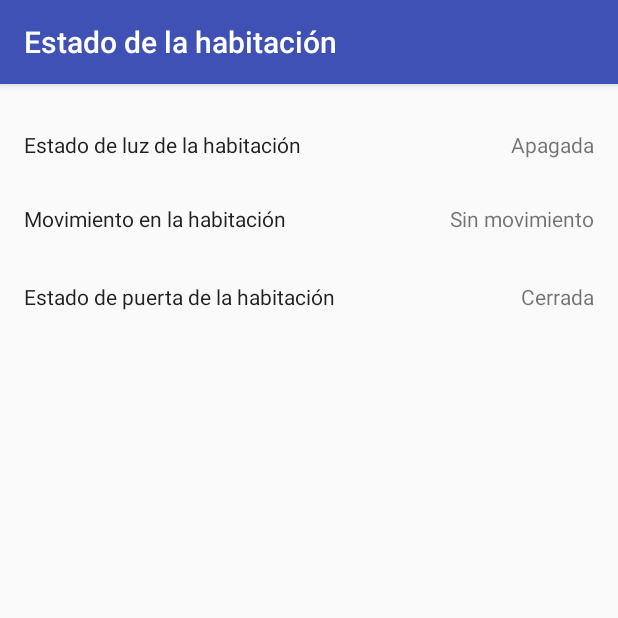
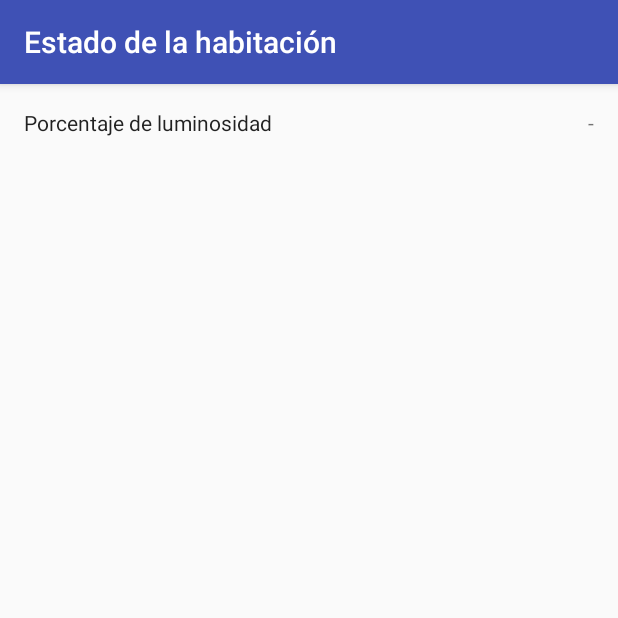
Before and after one commit to pabloL0pez/control-de-habitacion-integrado, an Android app: the screen it shows after launch (EstadoActivity), after a tap on "VER ESTADO DE LA HABITACIÓN", on a phone screen of 412 x 824 dp, the top half of it. Run offline under Robolectric (Android 15) with nearby library versions, the phone set to English and light mode, and no system bars; 3 statements that could not run were skipped.

Commit message:
Implementacion de log y estado de hab. en app

```diff
--- a/Android/app/src/main/java/ar/com/so_unlam/chiapp/EstadoActivity.java
+++ b/Android/app/src/main/java/ar/com/so_unlam/chiapp/EstadoActivity.java
@@ -2,6 +2,7 @@ package ar.com.so_unlam.chiapp;
 
 import android.os.Bundle;
 import android.support.v7.app.AppCompatActivity;
+import android.widget.TextView;
 
 import org.json.JSONException;
 import org.json.JSONObject;
@@ -10,7 +11,27 @@ public class EstadoActivity extends AppCompatActivity {
 
     @Override
     protected void onCreate(Bundle savedInstanceState) {
+
+        String jotaSonString;
+        JSONObject jotaSon;
+        TextView luminosidad;
+        String valorLuminosidad = "-";
+
+        luminosidad = findViewById(R.id.porcentajeLuminosidad);
+
         super.onCreate(savedInstanceState);
         setContentView(R.layout.activity_estado);
+
+        String[] parametros = {"api/configs/5b3c48f8caaafe0bf38279c6", "GET", null}; // Servirá el mismo método que usamos para hacer los put? Porque en los parámetros mandamos un JSON y ahora no hace falta porque es un GET
+        jotaSonString = new AsyncTaskTest().doInBackground(parametros);
+
+        try {
+            jotaSon = new JSONObject(jotaSonString);
+            valorLuminosidad = jotaSon.getString("value");
+        } catch (JSONException e) {
+            e.printStackTrace();
+        }
+
+        luminosidad.setText(valorLuminosidad);
     }
 }
--- a/Android/app/src/main/java/ar/com/so_unlam/chiapp/MainActivity.java
+++ b/Android/app/src/main/java/ar/com/so_unlam/chiapp/MainActivity.java
@@ -30,11 +30,11 @@ public class MainActivity extends AppCompatActivity implements SensorEventListen
     private float ultimoX;
     private float ultimoY;
     private float ultimoZ;
-    private String habitacion;
     private Boolean isFirstTime = true;
 
     @Override
     protected void onCreate(Bundle savedInstanceState) {
+        String habitacion;
         super.onCreate(savedInstanceState);
         setContentView(R.layout.activity_main);
         setTitle("CHIApp");
--- a/Android/app/src/main/res/layout/activity_estado.xml
+++ b/Android/app/src/main/res/layout/activity_estado.xml
@@ -10,74 +10,22 @@
         android:id="@+id/etiquetaLuz"
         android:layout_width="wrap_content"
         android:layout_height="wrap_content"
-        android:layout_marginBottom="8dp"
         android:layout_marginLeft="16dp"
         android:layout_marginStart="16dp"
-        android:layout_marginTop="8dp"
-        android:text="Estado de luz de la habitación"
-        android:textAppearance="@style/TextAppearance.AppCompat"
-        app:layout_constraintBottom_toTopOf="@+id/etiquetaMovimiento"
-        app:layout_constraintStart_toStartOf="parent"
-        app:layout_constraintTop_toTopOf="parent"
-        app:layout_constraintVertical_bias="0.513" />
-
-    <TextView
-        android:id="@+id/etiquetaMovimiento"
-        android:layout_width="wrap_content"
-        android:layout_height="wrap_content"
-        android:layout_marginLeft="16dp"
-        android:layout_marginStart="16dp"
-        android:layout_marginTop="80dp"
-        android:text="Movimiento en la habitación"
+        android:layout_marginTop="16dp"
+        android:text="Porcentaje de luminosidad"
         android:textAppearance="@style/TextAppearance.AppCompat"
         app:layout_constraintStart_toStartOf="parent"
         app:layout_constraintTop_toTopOf="parent" />
 
     <TextView
-        android:id="@+id/etiquetaPuerta"
+        android:id="@+id/porcentajeLuminosidad"
         android:layout_width="wrap_content"
-        android:layout_height="wrap_content"
-        android:layout_marginLeft="16dp"
-        android:layout_marginStart="16dp"
-        android:layout_marginTop="132dp"
-        android:text="Estado de puerta de la habitación"
-        android:textAppearance="@style/TextAppearance.AppCompat"
-        app:layout_constraintStart_toStartOf="parent"
-        app:layout_constraintTop_toTopOf="parent" />
-
-    <TextView
-        android:id="@+id/textView4"
-        android:layout_width="wrap_content"
-        android:layout_height="wrap_content"
-        android:layout_marginBottom="8dp"
+        android:layout_height="15dp"
         android:layout_marginEnd="16dp"
         android:layout_marginRight="16dp"
-        android:layout_marginTop="8dp"
-        android:text="Apagada"
-        app:layout_constraintBottom_toTopOf="@+id/textView5"
-        app:layout_constraintEnd_toEndOf="parent"
-        app:layout_constraintTop_toTopOf="parent"
-        app:layout_constraintVertical_bias="0.511" />
-
-    <TextView
-        android:id="@+id/textView5"
-        android:layout_width="wrap_content"
-        android:layout_height="wrap_content"
-        android:layout_marginEnd="16dp"
-        android:layout_marginRight="16dp"
-        android:layout_marginTop="80dp"
-        android:text="Sin movimiento"
-        app:layout_constraintEnd_toEndOf="parent"
-        app:layout_constraintTop_toTopOf="parent" />
-
-    <TextView
-        android:id="@+id/textView6"
-        android:layout_width="wrap_content"
-        android:layout_height="wrap_content"
-        android:layout_marginEnd="16dp"
-        android:layout_marginRight="16dp"
-        android:layout_marginTop="132dp"
-        android:text="Cerrada"
+        android:layout_marginTop="16dp"
+        android:text="-"
         app:layout_constraintEnd_toEndOf="parent"
         app:layout_constraintTop_toTopOf="parent" />
 
--- a/Android/app/src/main/res/layout/activity_log.xml
+++ b/Android/app/src/main/res/layout/activity_log.xml
@@ -28,7 +28,7 @@
             android:orientation="vertical">
 
             <TextView
-                android:id="@+id/textView12"
+                android:id="@+id/logs"
                 android:layout_width="match_parent"
                 android:layout_height="233dp"
                 android:text="01/01/01 01:01:01 RFID#0001 HAB#001\n02/02/02 02:02:02 RFID#0002 HAB#002" />
```
Also changed, not shown: Android/app/src/main/java/ar/com/so_unlam/chiapp/LogActivity.java (+39 -0 lines).
